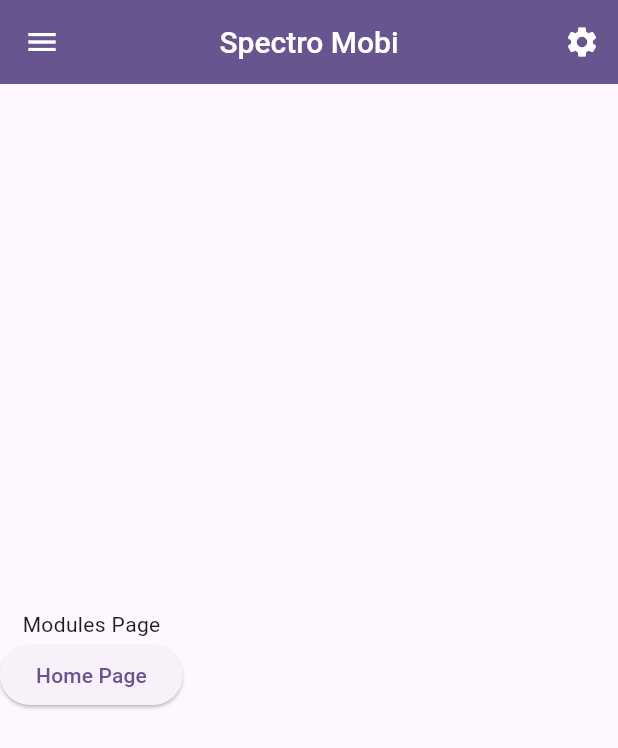
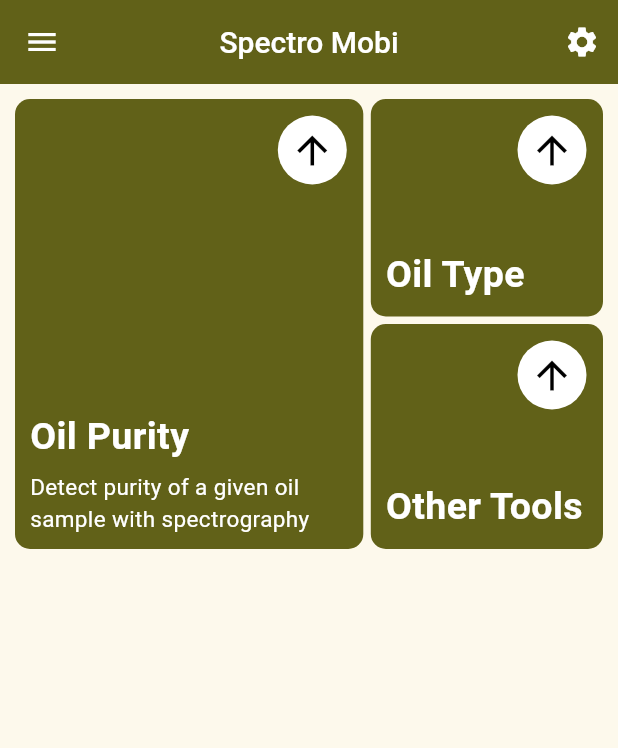
Before and after one commit to IamYeasinArafat/spectromobi-app, a Flutter app: the ModulesPage screen opened by its route, on a phone screen of 412 x 824 dp. Shown: the top 748 px of the screen. Run offline on Flutter 3.47's test engine with Material 3 defaults, Android fonts, the phone set to English and light mode, and no system bars; our stand-ins replace go_router, logger.

Commit message:
I have no idea what I am doing v2

```diff
--- a/lib/app/app.dart
+++ b/lib/app.dart
@@ -4,21 +4,21 @@ import 'package:spectromobi_app/core/config.dart';
 import 'package:spectromobi_app/core/logger.dart';
 import 'package:spectromobi_app/core/theme.dart';
 
-import 'package:spectromobi_app/app/routes/router.dart';
+import 'package:spectromobi_app/routes/router.dart';
 
 MyApp getMyApp() => const MyApp();
 
 class MyApp extends StatelessWidget {
   const MyApp({super.key});
 
-  // This widget is the root of your application.
+  // This widget is the root of the application.
   @override
   Widget build(BuildContext context) {
     AppLogger.initialize();
+    AppLogger.debug("Logger Initiated");
 
     return MaterialApp.router(
       debugShowCheckedModeBanner: false,
-
       routerConfig: appRouter,
 
       title: AppSettings.appName,
--- a/lib/app/routes/route_names.dart
+++ /dev/null
@@ -1,5 +0,0 @@
-class RouteNames {
-  static const String homepage = "home";
-  static const String modules = 'modules';
-  static const String settings = 'settings';
-}
--- a/lib/core/theme.dart
+++ b/lib/core/theme.dart
@@ -1,5 +1,5 @@
 import 'package:flutter/material.dart';
 
 ThemeData myAppTheme = ThemeData(
-  colorScheme: ColorScheme.fromSeed(seedColor: Colors.deepPurple),
+  colorScheme: ColorScheme.fromSeed(seedColor: Colors.yellowAccent),
 );
--- a/lib/main.dart
+++ b/lib/main.dart
@@ -1,5 +1,5 @@
 import 'package:flutter/material.dart';
-import 'package:spectromobi_app/app/app.dart';
+import 'package:spectromobi_app/app.dart';
 
 void main() {
   runApp(getMyApp());
--- a/lib/pages/home.dart
+++ b/lib/pages/home.dart
@@ -1,6 +1,6 @@
 import 'package:flutter/material.dart';
 import 'package:go_router/go_router.dart';
-import 'package:spectromobi_app/app/routes/route_names.dart';
+import 'package:spectromobi_app/routes/route_names.dart';
 import 'package:spectromobi_app/widgets/app_bar.dart';
 import 'package:spectromobi_app/widgets/drawer.dart';
 
--- a/lib/pages/modules.dart
+++ b/lib/pages/modules.dart
@@ -1,30 +1,14 @@
-
 import 'package:flutter/material.dart';
-import 'package:go_router/go_router.dart';
-import 'package:spectromobi_app/app/routes/route_names.dart';
+// import 'package:go_router/go_router.dart';
+// import 'package:spectromobi_app/routes/route_names.dart';
 import 'package:spectromobi_app/widgets/app_bar.dart';
+import 'package:spectromobi_app/widgets/modules_grid.dart';
 
 class ModulesPage extends StatelessWidget {
   const ModulesPage({super.key});
 
   @override
   Widget build(BuildContext context) {
-    return Scaffold(
-      appBar: getAppBar(context),
-      body: Column(
-        mainAxisSize: MainAxisSize.max,
-        mainAxisAlignment: MainAxisAlignment.center,
-
-        crossAxisAlignment: CrossAxisAlignment.center,
-        children: [
-          Text("Modules Page"),
-          ElevatedButton(
-            onPressed: ()=>{
-              context.goNamed(RouteNames.homepage)
-              },
-            child: Text("Home Page"))
-        ],
-      ),
-    );
+    return Scaffold(appBar: getAppBar(context), body: ModulesScreen());
   }
 }
--- /dev/null
+++ b/lib/pipelines/oil_purity/screen1.dart
@@ -0,0 +1,15 @@
+import 'package:flutter/material.dart';
+
+class OilPurityScreen1 extends StatefulWidget {
+  const OilPurityScreen1({super.key});
+
+  @override
+  State<OilPurityScreen1> createState() => _OilPurityScreen1State();
+}
+
+class _OilPurityScreen1State extends State<OilPurityScreen1> {
+  @override
+  Widget build(BuildContext context) {
+    return const Placeholder();
+  }
+}
--- /dev/null
+++ b/lib/routes/route_names.dart
@@ -0,0 +1,12 @@
+class RouteNames {
+  static const String homepage = "home";
+  static const String modules = 'modules';
+  static const String settings = 'settings';
+  static const Map<int, String> oil_purity = {
+    1: "oil-purity-1",
+    2: "oil-purity-2",
+    3: "oil-purity-3",
+    4: "oil-purity-4",
+    5: "oil-purity-5",
+  };
+}
--- a/lib/app/routes/router.dart
+++ b/lib/routes/router.dart
@@ -1,8 +1,9 @@
 import 'package:go_router/go_router.dart';
-import 'package:spectromobi_app/app/routes/route_names.dart';
+import 'package:spectromobi_app/routes/route_names.dart';
 import 'package:spectromobi_app/pages/home.dart';
 import 'package:spectromobi_app/pages/modules.dart';
 import 'package:spectromobi_app/pages/settings.dart';
+import 'package:spectromobi_app/pipelines/oil_purity/screen1.dart';
 
 final appRouter = GoRouter(
   initialLocation: "/home",
@@ -22,5 +23,11 @@ final appRouter = GoRouter(
       path: "/settings",
       builder: (context, state) => const SettingsPage(),
       ),
+
+    GoRoute(
+      name: RouteNames.oil_purity[1],
+      path: "/oil-purity-1",
+      builder: (context, state) => const OilPurityScreen1(), // Replace with actual page
+    )
   ]
 );
--- a/lib/widgets/drawer.dart
+++ b/lib/widgets/drawer.dart
@@ -1,6 +1,6 @@
 import 'package:flutter/material.dart';
 import 'package:go_router/go_router.dart';
-import 'package:spectromobi_app/app/routes/route_names.dart';
+import 'package:spectromobi_app/routes/route_names.dart';
 
 Drawer getDrawer(BuildContext context) {
   return Drawer(
--- /dev/null
+++ b/lib/widgets/modules_grid.dart
@@ -0,0 +1,141 @@
+import 'package:flutter/material.dart';
+import 'package:go_router/go_router.dart';
+
+class ModulesScreen extends StatelessWidget {
+  const ModulesScreen({Key? key}) : super(key: key);
+
+  @override
+  Widget build(BuildContext context) {
+    return const Padding(
+      padding: EdgeInsets.all(10),
+      child: SizedBox(height: 300, child: ModulesGrid()),
+    );
+  }
+}
+
+class ModuleData {
+  final String title;
+  final String? description;
+  final IconData icon;
+  final String? routeName;
+
+  const ModuleData({
+    required this.title,
+    this.description,
+    this.icon = Icons.arrow_upward_outlined,
+    this.routeName,
+  });
+}
+
+class ModulesGrid extends StatelessWidget {
+  const ModulesGrid({Key? key}) : super(key: key);
+
+  void _navigate(BuildContext context, String? routeName) {
+    if (routeName != null) context.goNamed(routeName);
+  }
+
+  @override
+  Widget build(BuildContext context) {
+    final mainCard = ModuleData(
+      title: 'Oil Purity',
+      description: 'Detect purity of a given oil sample with spectrography',
+      routeName: 'home',
+    );
+
+    final sideCards = [
+      ModuleData(title: 'Oil Type', routeName: 'home'),
+      ModuleData(title: 'Other Tools', routeName: 'home'),
+    ];
+
+    return Row(
+      children: [
+        Expanded(
+          flex: 3,
+          child: ModuleCard(
+            data: mainCard,
+            onTap: () => _navigate(context, mainCard.routeName),
+          ),
+        ),
+        const SizedBox(width: 5),
+        Expanded(
+          flex: 2,
+          child: Column(
+            children: List.generate(
+              sideCards.length,
+              (i) => Expanded(
+                child: Padding(
+                  padding: EdgeInsets.only(bottom: i == 0 ? 5 : 0),
+                  child: ModuleCard(
+                    data: sideCards[i],
+                    onTap: () => _navigate(context, sideCards[i].routeName),
+                  ),
+                ),
+              ),
+            ),
+          ),
+        ),
+      ],
+    );
+  }
+}
+
+class ModuleCard extends StatelessWidget {
+  final ModuleData data;
+  final VoidCallback? onTap;
+
+  const ModuleCard({Key? key, required this.data, this.onTap})
+      : super(key: key);
+
+  @override
+  Widget build(BuildContext context) {
+    return InkWell(
+      onTap: onTap,
+      borderRadius: BorderRadius.circular(10),
+      child: Ink(
+        padding: const EdgeInsets.all(10),
+        decoration: BoxDecoration(
+          color: Theme.of(context).primaryColor,
+          borderRadius: BorderRadius.circular(10),
+        ),
+        child: Column(
+          mainAxisAlignment: MainAxisAlignment.spaceBetween,
+          crossAxisAlignment: CrossAxisAlignment.stretch,
+          children: [
+            Align(
+              alignment: Alignment.topRight,
+              child: IconButton(
+                icon: Icon(data.icon),
+                onPressed: () {}, // optional
+                iconSize: 30,
+                color: Colors.black,
+                style: ButtonStyle(
+                  backgroundColor: MaterialStateProperty.all(Colors.white),
+                ),
+              ),
+            ),
+            Column(
+              crossAxisAlignment: CrossAxisAlignment.start,
+              children: [
+                Text(
+                  data.title,
+                  style: const TextStyle(
+                    color: Colors.white,
+                    fontSize: 25,
+                    fontWeight: FontWeight.bold,
+                  ),
+                ),
+                if (data.description != null) ...[
+                  const SizedBox(height: 5),
+                  Text(
+                    data.description!,
+                    style: const TextStyle(color: Colors.white, fontSize: 15),
+                  ),
+                ],
+              ],
+            ),
+          ],
+        ),
+      ),
+    );
+  }
+}
```
